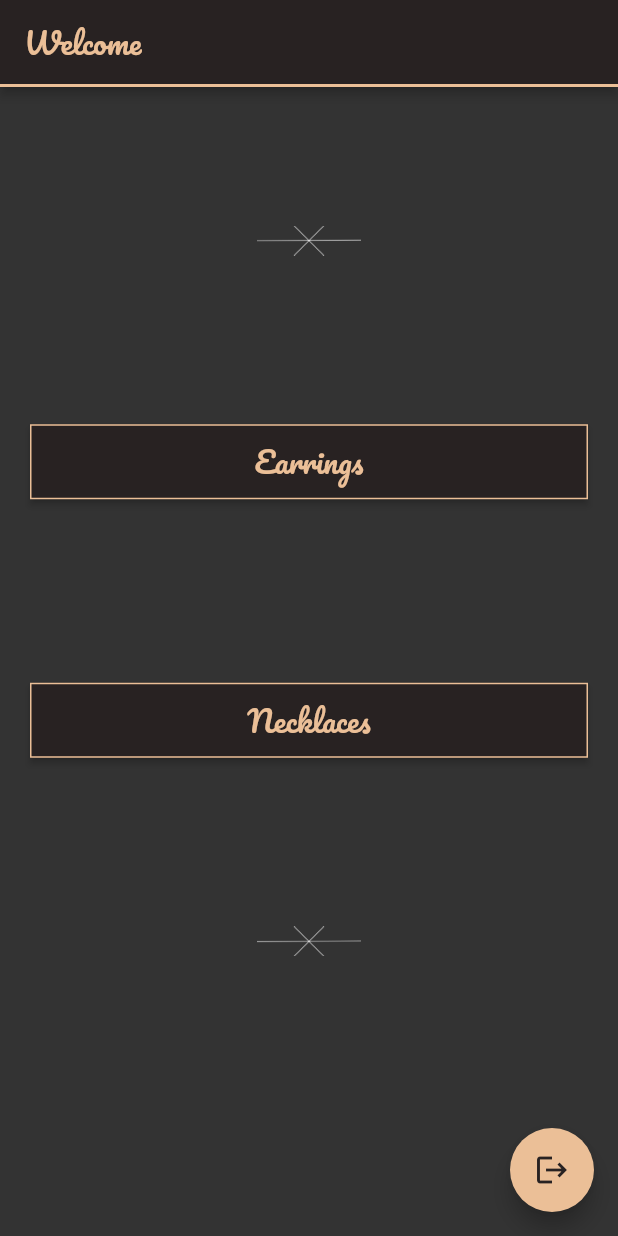
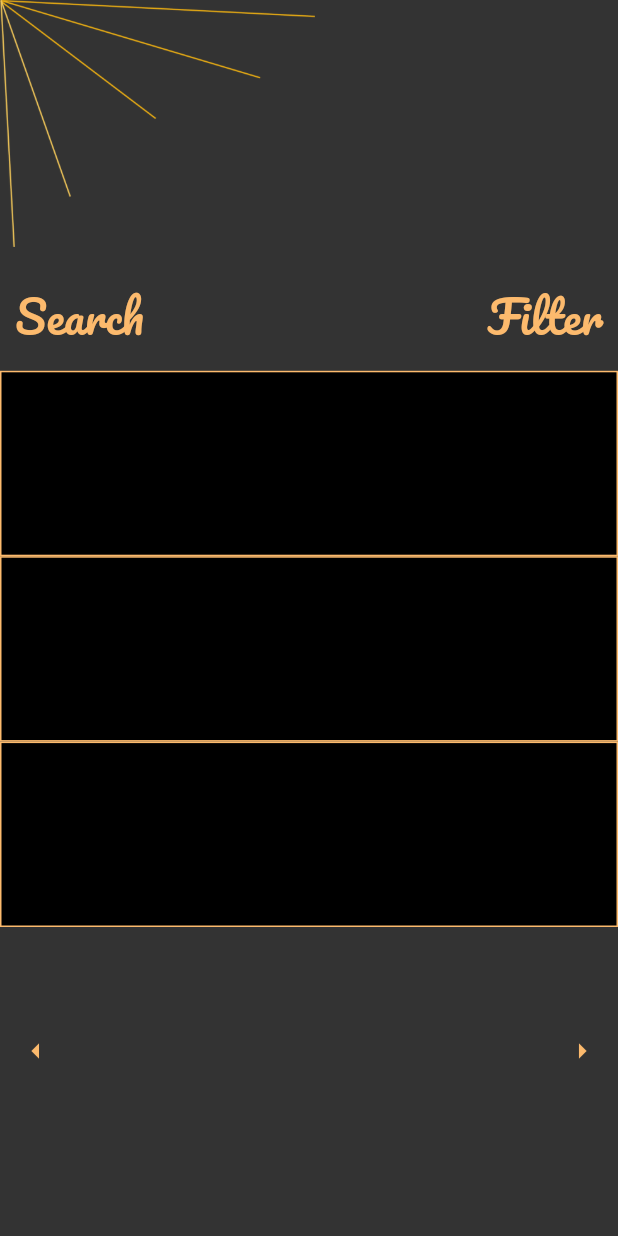
Before and after one commit to ameysunu/DemonHacks, a Flutter app: the Home screen opened directly, after a tap on "Earrings", on a phone screen of 412 x 824 dp. Run offline on Flutter 3.47's test engine with Material 2 defaults, Android fonts, the phone set to English and light mode, and no system bars; our stand-ins replace firebase_auth, firebase_core, google_sign_in, hexcolor; accounts and stored records are empty.

Commit message:
pages added

```diff
--- a/lib/home.dart
+++ b/lib/home.dart
@@ -1,4 +1,6 @@
 import 'package:demonhacks/login.dart';
+import 'package:demonhacks/pages/earrings.dart';
+import 'package:demonhacks/pages/necklace.dart';
 import 'package:flutter/material.dart';
 import 'package:hexcolor/hexcolor.dart';
 
@@ -72,7 +74,10 @@ class _HomeState extends State<Home> {
                       ],
                     ),
                     onPressed: () {
-                      null;
+                      Navigator.push(
+                        context,
+                        MaterialPageRoute(builder: (context) => Earrings()),
+                      );
                     },
                   ),
                 ),
@@ -102,7 +107,10 @@ class _HomeState extends State<Home> {
                       ],
                     ),
                     onPressed: () {
-                      null;
+                      Navigator.push(
+                        context,
+                        MaterialPageRoute(builder: (context) => Necklace()),
+                      );
                     },
                   ),
                 ),
--- /dev/null
+++ b/lib/pages/earrings.dart
@@ -0,0 +1,104 @@
+import 'package:flutter/material.dart';
+import 'package:hexcolor/hexcolor.dart';
+
+class Earrings extends StatefulWidget {
+  @override
+  _EarringsState createState() => _EarringsState();
+}
+
+class _EarringsState extends State<Earrings> {
+  @override
+  Widget build(BuildContext context) {
+    return Scaffold(
+      backgroundColor: HexColor('#333333'),
+      body: SafeArea(
+        child: SingleChildScrollView(
+          child: Column(
+            children: [
+              Container(
+                height: MediaQuery.of(context).size.height * 0.2,
+                width: MediaQuery.of(context).size.width * 1,
+                child: Align(
+                  alignment: Alignment.topLeft,
+                  child: Container(
+                    child: Image.asset('images/top design.png'),
+                  ),
+                ),
+              ),
+              Container(
+                height: MediaQuery.of(context).size.height * 0.1,
+                width: MediaQuery.of(context).size.width * 1,
+                child: Align(
+                  alignment: Alignment.bottomCenter,
+                  child: Row(
+                    mainAxisAlignment: MainAxisAlignment.spaceBetween,
+                    children: [
+                      Padding(
+                        padding: const EdgeInsets.all(10.0),
+                        child: Text(
+                          "Search",
+                          style: TextStyle(
+                              fontFamily: 'Pacifico',
+                              color: HexColor('#FCBA6D'),
+                              fontSize: 30),
+                        ),
+                      ),
+                      Padding(
+                        padding: const EdgeInsets.all(10.0),
+                        child: Text(
+                          "Filter",
+                          style: TextStyle(
+                              fontFamily: 'Pacifico',
+                              color: HexColor('#FCBA6D'),
+                              fontSize: 30),
+                        ),
+                      ),
+                    ],
+                  ),
+                ),
+              ),
+              Container(
+                height: MediaQuery.of(context).size.height * 0.15,
+                width: MediaQuery.of(context).size.width * 1,
+                decoration: BoxDecoration(
+                    color: Colors.black,
+                    border: Border.all(color: HexColor('#FCBA6D'))),
+              ),
+              Container(
+                height: MediaQuery.of(context).size.height * 0.15,
+                width: MediaQuery.of(context).size.width * 1,
+                decoration: BoxDecoration(
+                    color: Colors.black,
+                    border: Border.all(color: HexColor('#FCBA6D'))),
+              ),
+              Container(
+                height: MediaQuery.of(context).size.height * 0.15,
+                width: MediaQuery.of(context).size.width * 1,
+                decoration: BoxDecoration(
+                    color: Colors.black,
+                    border: Border.all(color: HexColor('#FCBA6D'))),
+              ),
+              Container(
+                height: MediaQuery.of(context).size.height * 0.2,
+                width: MediaQuery.of(context).size.width * 1,
+                child: Row(
+                  mainAxisAlignment: MainAxisAlignment.spaceBetween,
+                  children: [
+                    IconButton(
+                      icon: Icon(Icons.arrow_left, color: HexColor('#FCBA6D')),
+                      onPressed: null,
+                    ),
+                    IconButton(
+                      icon: Icon(Icons.arrow_right, color: HexColor('#FCBA6D')),
+                      onPressed: null,
+                    ),
+                  ],
+                ),
+              ),
+            ],
+          ),
+        ),
+      ),
+    );
+  }
+}
```
Also changed, not shown: lib/login.dart (+0 -8 lines), lib/pages/necklace.dart (added, +104 -0 lines), lib/pages/ar.dart (added).
